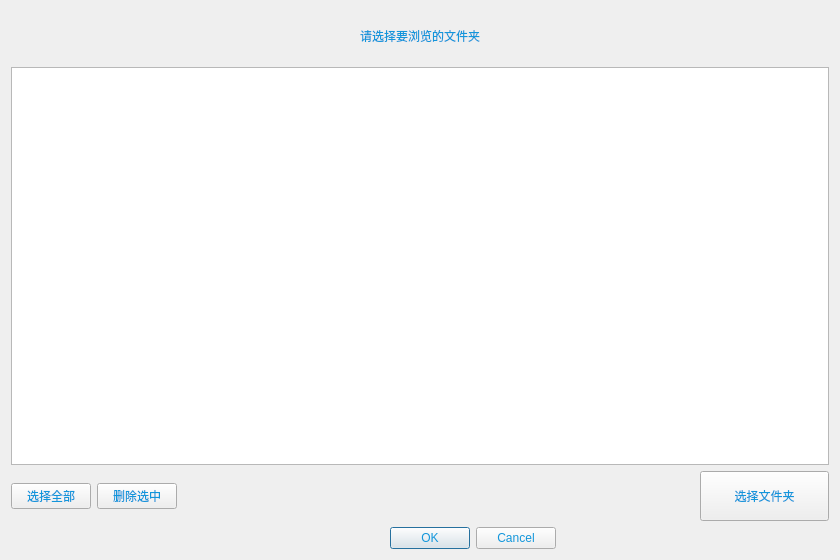
First picture: the form in src/view/choosedirsdialog.ui, repository zhichao10086/MusicPlayer, before the edit.
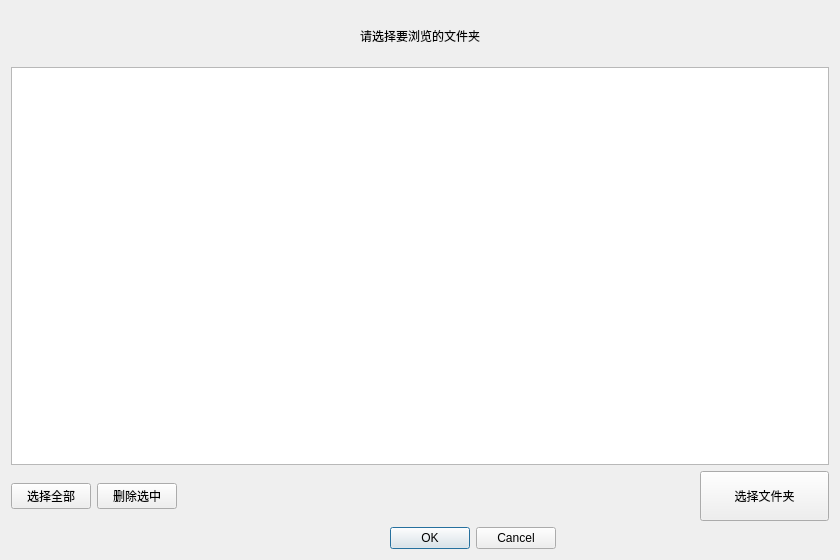
Second picture: the form after the edit.

Diff of the .ui file:
```diff
--- a/src/view/choosedirsdialog.ui
+++ b/src/view/choosedirsdialog.ui
@@ -14,7 +14,7 @@
    <string>Dialog</string>
   </property>
   <property name="styleSheet">
-   <string notr="true">color:#1296db;
+   <string notr="true">
 </string>
   </property>
   <layout class="QVBoxLayout" name="verticalLayout">
```
